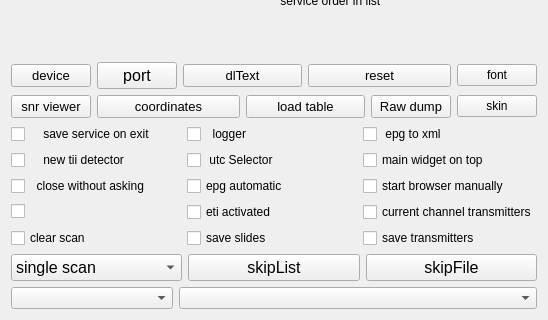
Before: the Qt Designer form qt-dab-s6/forms-v6/config-helper.ui in JvanKatwijk/qt-dab, drawn with Qt 5; both pictures show x 0 to 548 and y 144 to 464 of the 548 by 464 pixel window.
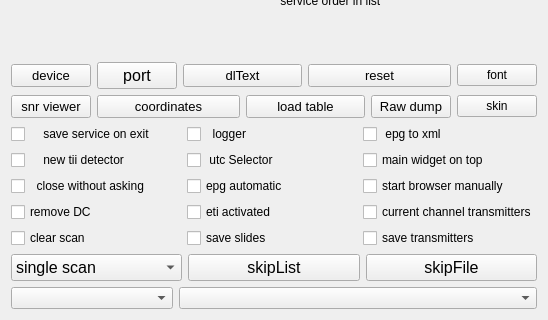
After: the same form once the commit is applied. Custom widgets are drawn as their Qt base class.

Commit message: Fix DC removal

Diff of the .ui file:
```diff
--- a/qt-dab-s6/forms-v6/config-helper.ui
+++ b/qt-dab-s6/forms-v6/config-helper.ui
@@ -372,7 +372,7 @@
      <item row="3" column="0">
       <widget class="QCheckBox" name="dcRemovalSelector">
        <property name="text">
-        <string/>
+        <string>remove DC</string>
        </property>
       </widget>
      </item>
```
The commit also changes 1 other file.
